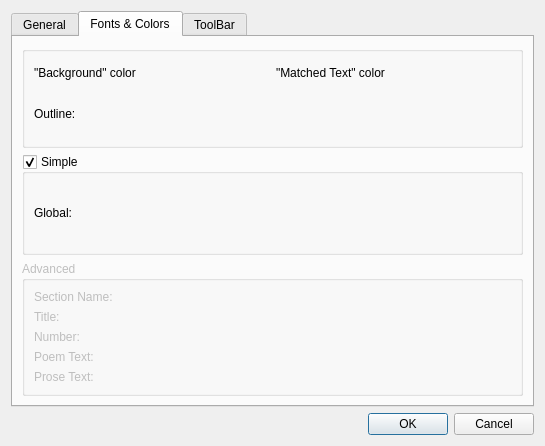
Old version of the form settings.ui in the repository srazi/Saaghar.
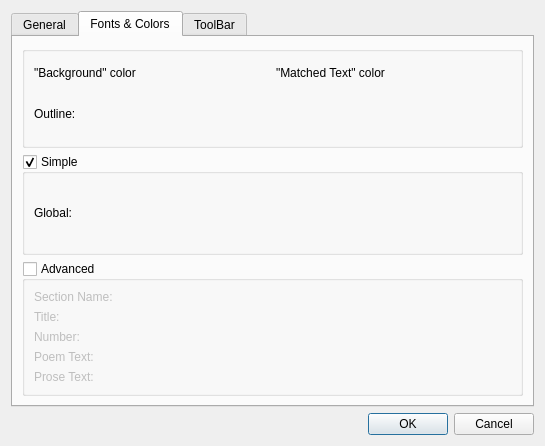
New version of the form. The open tabs and pages were chosen to show the change. Icons and pictures are not drawn.

Commit message: Improved: The 'Font and Color' tab of settings dialog was improved.

```diff
--- a/settings.ui
+++ b/settings.ui
@@ -475,11 +475,17 @@
        <item>
         <widget class="QGroupBox" name="advancedFontColorGroupBox">
          <property name="enabled">
-          <bool>false</bool>
+          <bool>true</bool>
          </property>
          <property name="title">
           <string>Advanced</string>
          </property>
+         <property name="checkable">
+          <bool>true</bool>
+         </property>
+         <property name="checked">
+          <bool>false</bool>
+         </property>
          <layout class="QGridLayout" name="gridLayout_10">
           <item row="0" column="0">
            <layout class="QGridLayout" name="gridLayout_9">
```
Left out of the diff: 32 changed lines with no effect on the pictures. The commit also changes 2 other files.
